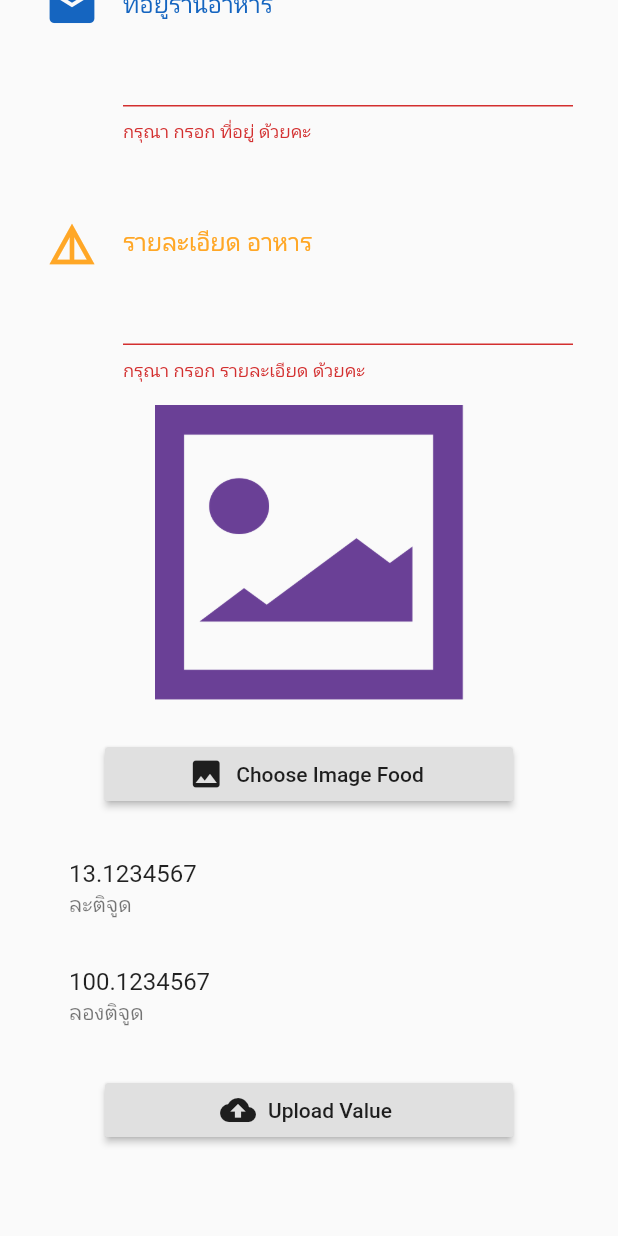
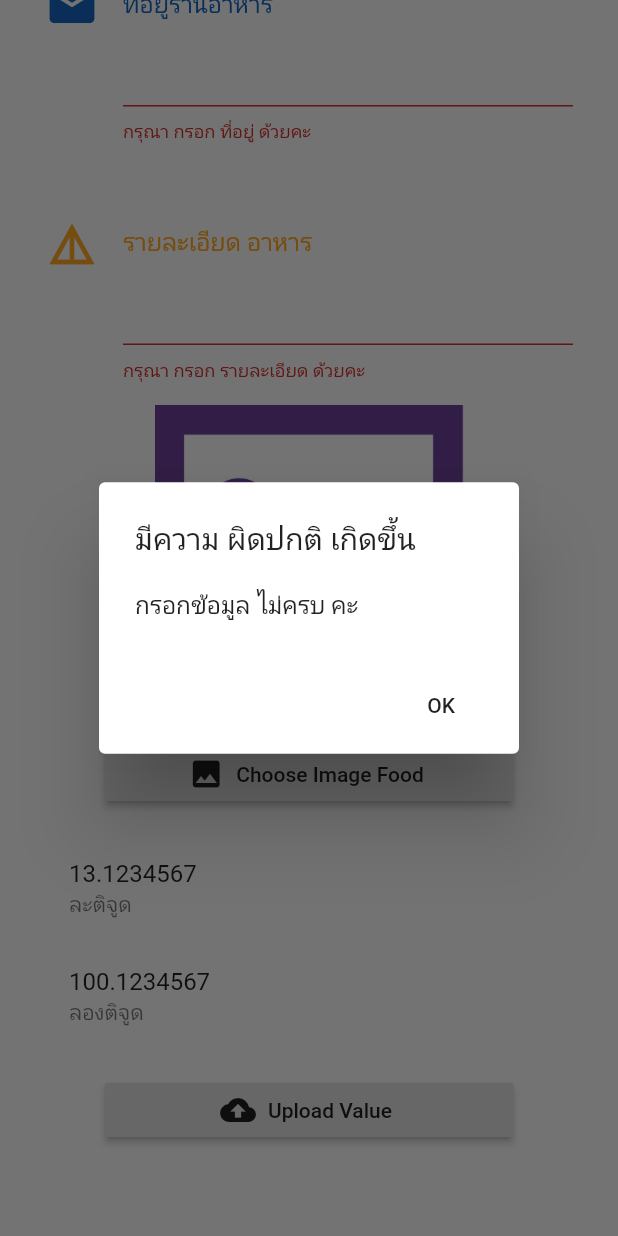
Before and after one commit to masterUNG/UngLocator, a Flutter app: the AddFood widget shown alone on an empty page, opened directly, scrolled down 260 dp, after a tap on "Upload Value", on a phone screen of 412 x 824 dp. Run offline on Flutter 3.47's test engine with Material 2 defaults, Android fonts, the phone set to English and light mode, and no system bars; our stand-ins replace cloud_firestore, firebase_auth, google_maps_flutter, image_picker; missing offline and left inert: dart:ffi; accounts and stored records are empty.

Commit message:
finish 25 Sep

```diff
--- a/lib/screens/add_food.dart
+++ b/lib/screens/add_food.dart
@@ -31,7 +31,9 @@ class _AddFoodState extends State<AddFood> {
       validator: (String value) {
         if (value.isEmpty) {
           return 'กรุณา กรอก ชื่ออาหาร ด้วยคะ';
-        } else {}
+        } else {
+          return null;
+        }
       },
       onSaved: (String value) {},
     );
@@ -54,7 +56,9 @@ class _AddFoodState extends State<AddFood> {
       validator: (String value) {
         if (value.isEmpty) {
           return 'กรุณา กรอก ชื่อร้านอาหาร ด้วยคะ';
-        } else {}
+        } else {
+          return null;
+        }
       },
       onSaved: (String value) {},
     );
@@ -79,7 +83,9 @@ class _AddFoodState extends State<AddFood> {
       validator: (String value) {
         if (value.isEmpty) {
           return 'กรุณา กรอก ที่อยู่ ด้วยคะ';
-        } else {}
+        } else {
+          return null;
+        }
       },
       onSaved: (String value) {},
     );
@@ -99,12 +105,16 @@ class _AddFoodState extends State<AddFood> {
         labelText: 'รายละเอียด อาหาร',
         labelStyle: TextStyle(color: color),
         helperText: 'กรุณากรอก รายละอียด ของ อาหาร',
-          helperStyle: TextStyle(color: color),),validator: (String value) {
+        helperStyle: TextStyle(color: color),
+      ),
+      validator: (String value) {
         if (value.isEmpty) {
           return 'กรุณา กรอก รายละเอียด ด้วยคะ';
         } else {
+          return null;
         }
-      },onSaved: (String value){},
+      },
+      onSaved: (String value) {},
     );
   }
 
@@ -159,9 +169,37 @@ class _AddFoodState extends State<AddFood> {
         onPressed: () {
           if (formKey.currentState.validate()) {
             formKey.currentState.save();
+            if (file == null) {
+              myAlert('ยั่งไม่ได้ เลือกรูปภาพอาหาร คะ');
+            } else {
+              // upload
+
+            }
+          } else {
+            myAlert('กรอกข้อมูล ไม่ครบ คะ');
           }
         },
       ),
+    );
+  }
+
+  void myAlert(String message) {
+    showDialog(
+      context: context,
+      builder: (BuildContext context) {
+        return AlertDialog(
+          title: Text('มีความ ผิดปกติ เกิดขึ้น'),
+          content: Text(message),
+          actions: <Widget>[
+            FlatButton(
+              child: Text('OK'),
+              onPressed: () {
+                Navigator.of(context).pop();
+              },
+            )
+          ],
+        );
+      },
     );
   }
 
```
Lines whose indentation alone changed are shown as unchanged.
